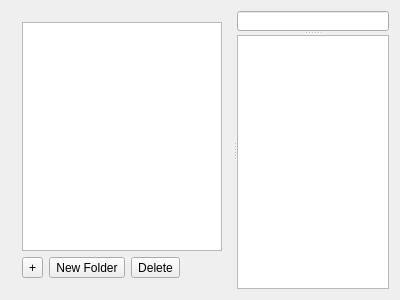
This is deltanote.ui in delta-nry/Deltanote as Qt 5 draws it before an edit. The edited form follows.
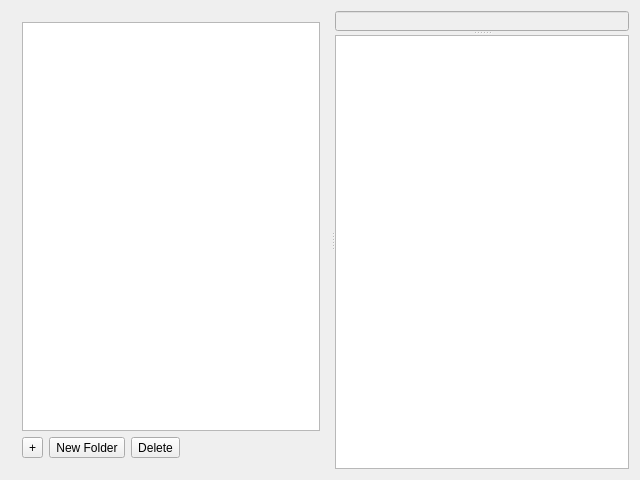
This is the edited form.

Commit message: Add preliminary file loading and note name in LineEdit support

```diff
--- a/deltanote.ui
+++ b/deltanote.ui
@@ -6,8 +6,8 @@
    <rect>
     <x>0</x>
     <y>0</y>
-    <width>400</width>
-    <height>300</height>
+    <width>640</width>
+    <height>480</height>
    </rect>
   </property>
   <property name="minimumSize">
@@ -34,14 +34,14 @@
         <item>
          <widget class="QTreeView" name="treeView">
           <property name="sizePolicy">
-           <sizepolicy hsizetype="Expanding" vsizetype="Expanding">
+           <sizepolicy hsizetype="Preferred" vsizetype="Expanding">
             <horstretch>0</horstretch>
             <verstretch>0</verstretch>
            </sizepolicy>
           </property>
           <property name="minimumSize">
            <size>
-            <width>200</width>
+            <width>0</width>
             <height>0</height>
            </size>
           </property>
@@ -51,6 +51,9 @@
             <height>16777215</height>
            </size>
           </property>
+          <property name="headerHidden">
+           <bool>true</bool>
+          </property>
          </widget>
         </item>
         <item>
@@ -99,7 +102,7 @@
        </property>
        <widget class="QLineEdit" name="lineEdit">
         <property name="enabled">
-         <bool>true</bool>
+         <bool>false</bool>
         </property>
         <property name="maximumSize">
          <size>
```
Left out of the diff: 2 changed lines with no effect on the pictures. The commit also changes 2 other files.
